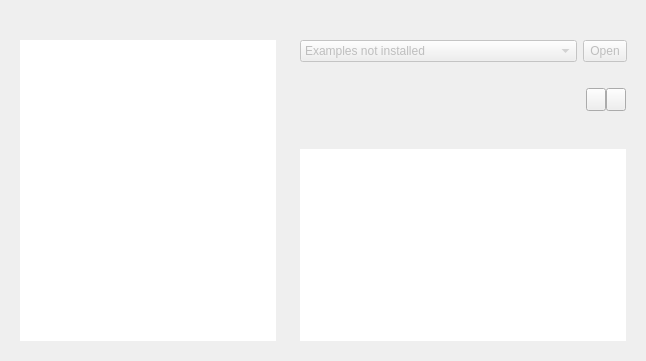
The window that src/plugins/qt4projectmanager/gettingstartedwelcomepagewidget.ui (qt-creator/qt-creator) describes before a commit, drawn with Qt 5.
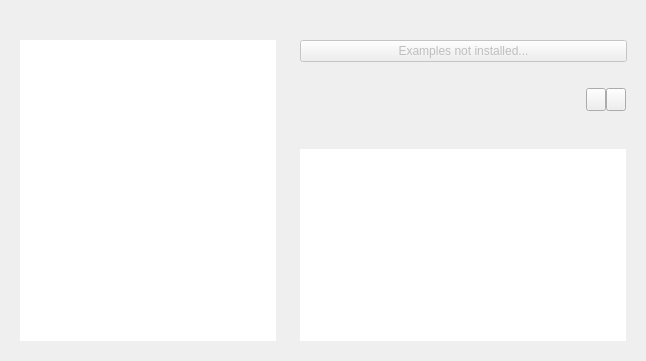
The same window after the commit. Icons and pictures are not drawn. Custom widgets are drawn as their Qt base class.

Commit message:
Port the example chooser to a structured menu and a QPushButton.
Looks more structured now.

What changed in the file:
```diff
--- a/src/plugins/qt4projectmanager/gettingstartedwelcomepagewidget.ui
+++ b/src/plugins/qt4projectmanager/gettingstartedwelcomepagewidget.ui
@@ -133,55 +133,21 @@
        </widget>
       </item>
       <item row="1" column="0">
-       <widget class="QComboBox" name="examplesComboBox">
+       <widget class="QPushButton" name="examplesButton">
         <property name="enabled">
          <bool>false</bool>
         </property>
         <property name="sizePolicy">
-         <sizepolicy hsizetype="MinimumExpanding" vsizetype="Preferred">
-          <horstretch>0</horstretch>
-          <verstretch>0</verstretch>
-         </sizepolicy>
-        </property>
-        <item>
-         <property name="text">
-          <string>Examples not installed</string>
-         </property>
-        </item>
-       </widget>
-      </item>
-      <item row="1" column="2">
-       <widget class="QToolButton" name="openExampleButton">
-        <property name="enabled">
-         <bool>false</bool>
-        </property>
-        <property name="sizePolicy">
-         <sizepolicy hsizetype="Fixed" vsizetype="Preferred">
+         <sizepolicy hsizetype="MinimumExpanding" vsizetype="Fixed">
           <horstretch>0</horstretch>
           <verstretch>0</verstretch>
          </sizepolicy>
         </property>
         <property name="text">
-         <string>Open</string>
+         <string>Examples not installed...</string>
         </property>
        </widget>
       </item>
-      <item row="1" column="1">
-       <spacer name="horizontalSpacer">
-        <property name="orientation">
-         <enum>Qt::Horizontal</enum>
-        </property>
-        <property name="sizeType">
-         <enum>QSizePolicy::Fixed</enum>
-        </property>
-        <property name="sizeHint" stdset="0">
-         <size>
-          <width>6</width>
-          <height>6</height>
-         </size>
-        </property>
-       </spacer>
-      </item>
      </layout>
     </widget>
    </item>
```
Left out of the diff: 11 changed lines with no effect on the pictures. The commit also changes 2 other files.
